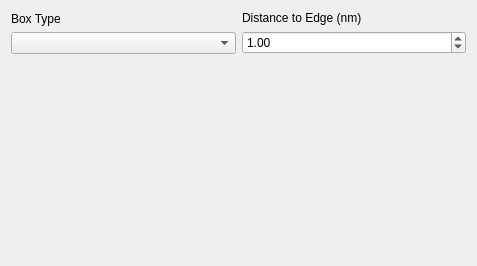
Above: ui/createboxsettings.ui from breuerss/gromacs-ui before the change. Below: the same form after it.
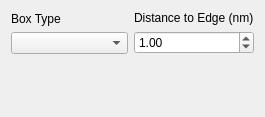
That is the form after the change.

```diff
--- a/ui/createboxsettings.ui
+++ b/ui/createboxsettings.ui
@@ -6,8 +6,8 @@
    <rect>
     <x>0</x>
     <y>0</y>
-    <width>477</width>
-    <height>266</height>
+    <width>265</width>
+    <height>117</height>
    </rect>
   </property>
   <property name="windowTitle">
```
